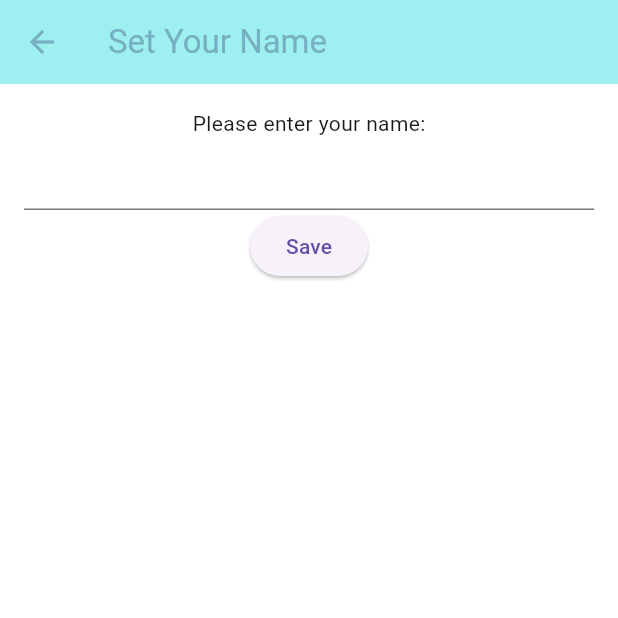
After one commit to Kyoronginus/schedulingapp, a Flutter app: the SetUserNameScreen screen opened by its route, after a tap on "Save", on a phone screen of 412 x 824 dp, the top half of it. The commit adds this screen. Run offline on Flutter 3.47's test engine with Material 3 defaults, Android fonts, the phone set to English and light mode, and no system bars; missing offline and left inert: amplify_api, amplify_auth_cognito, amplify_core, amplify_flutter.

Commit message:
Feat: DynamoDB configuration, login welcome message

```diff
--- /dev/null
+++ b/lib/dynamo/set_user_name_screen.dart
@@ -0,0 +1,140 @@
+import 'package:amplify_flutter/amplify_flutter.dart';
+import 'package:amplify_auth_cognito/amplify_auth_cognito.dart';
+import '../amplifyconfiguration.dart';
+import 'package:flutter/material.dart';
+import '../routes/app_routes.dart';
+import 'dart:convert';
+
+class SetUserNameScreen extends StatefulWidget {
+  const SetUserNameScreen({super.key});
+
+  @override
+  State<SetUserNameScreen> createState() => _SetUserNameScreenState();
+}
+
+class _SetUserNameScreenState extends State<SetUserNameScreen> {
+  final _nameController = TextEditingController();
+  bool _isSaving = false;
+
+  Future<void> _saveName() async {
+    final name = _nameController.text.trim();
+    if (name.isEmpty) return;
+
+    setState(() => _isSaving = true);
+
+    try {
+      final user = await Amplify.Auth.getCurrentUser();
+      final userId = user.userId;
+
+      // Query to check if the user exists
+      final getUserQuery = GraphQLRequest<String>(
+        document: '''
+          query GetUser(\$id: ID!) {
+            getUser(id: \$id) {
+              id
+            }
+          }
+        ''',
+        variables: {'id': userId},
+      );
+
+      final getUserResponse =
+          await Amplify.API.query(request: getUserQuery).response;
+
+      if (getUserResponse.hasErrors) {
+        print("❌ Query error: ${getUserResponse.errors}");
+        throw Exception("Error fetching user.");
+      }
+      final dataJson = jsonDecode(getUserResponse.data!);
+      final userData = dataJson['getUser'];
+      if (userData == null) {
+        // Create user if not exists
+        final createUserMutation = GraphQLRequest<String>(
+          document: '''
+            mutation CreateUser(\$input: CreateUserInput!) {
+              createUser(input: \$input) {
+                id
+                name
+                email
+              }
+            }
+          ''',
+          variables: {
+            'input': {
+              'id': userId,
+              'name': name,
+              'email': user.username, // Assuming Cognito provides the email
+            }
+          },
+        );
+
+        final createResponse =
+            await Amplify.API.mutate(request: createUserMutation).response;
+
+        if (createResponse.hasErrors) {
+          print("❌ Create error: ${createResponse.errors}");
+          throw Exception("Failed to create user");
+        }
+
+        print("✅ Created user: ${createResponse.data}");
+      } else {
+        // Update user if exists
+        final updateMutation = GraphQLRequest<String>(
+          document: '''
+            mutation UpdateUser(\$input: UpdateUserInput!) {
+              updateUser(input: \$input) {
+                id
+                name
+              }
+            }
+          ''',
+          variables: {
+            'input': {
+              'id': userId,
+              'name': name,
+            }
+          },
+        );
+
+        final updateResponse =
+            await Amplify.API.mutate(request: updateMutation).response;
+
+        if (updateResponse.hasErrors) {
+          print("❌ Update error: ${updateResponse.errors}");
+          throw Exception("Failed to update user");
+        }
+
+        print("✅ Updated user: ${updateResponse.data}");
+      }
+
+      Navigator.pushReplacementNamed(context, AppRoutes.home);
+    } catch (e) {
+      print("❌ Error saving name: $e");
+      ScaffoldMessenger.of(context).showSnackBar(
+        SnackBar(content: Text("Failed to save name: ${e.toString()}")),
+      );
+    } finally {
+      setState(() => _isSaving = false);
+    }
+  }
+
+  @override
+  Widget build(BuildContext context) {
+    return Scaffold(
+      appBar: AppBar(title: Text("Set Your Name")),
+      body: Padding(
+        padding: const EdgeInsets.all(16.0),
+        child: Column(
+          children: [
+            Text("Please enter your name:"),
+            TextField(controller: _nameController),
+            ElevatedButton(
+              onPressed: _isSaving ? null : _saveName,
+              child: _isSaving ? CircularProgressIndicator() : Text("Save"),
+            ),
+          ],
+        ),
+      ),
+    );
+  }
+}
--- a/lib/main.dart
+++ b/lib/main.dart
@@ -3,6 +3,7 @@ import 'routes/app_routes.dart';
 import 'package:amplify_auth_cognito/amplify_auth_cognito.dart';
 import 'package:amplify_flutter/amplify_flutter.dart';
 import 'amplifyconfiguration.dart';
+import 'package:amplify_api/amplify_api.dart'; // Ensure this import is correct
 
 void main() async {
   WidgetsFlutterBinding.ensureInitialized();
@@ -10,6 +11,9 @@ void main() async {
   try {
     final authPlugin = AmplifyAuthCognito();
     await Amplify.addPlugin(authPlugin);
+
+    final apiPlugin = AmplifyAPI();
+    await Amplify.addPlugin(apiPlugin);
 
     await Amplify.configure(amplifyconfig);
 
--- a/lib/routes/app_routes.dart
+++ b/lib/routes/app_routes.dart
@@ -5,6 +5,7 @@ import '../auth/login/login_screen.dart';
 import '../setting/setting_screen.dart';
 import '../schedule/schedule_screen.dart';
 import '../auth/register/register_screen.dart';
+import '../dynamo/set_user_name_screen.dart';
 
 class AppRoutes {
   static const String home = '/home';
@@ -13,6 +14,7 @@ class AppRoutes {
   static const String setting = '/setting';
   static const String splash = '/';
   static const String schedule = '/schedule';
+  static const String setUserName = '/setUserName';
 
   static Map<String, WidgetBuilder> get routes => {
         AppRoutes.home: (context) => const HomeScreen(),
@@ -21,5 +23,6 @@ class AppRoutes {
         AppRoutes.setting: (context) => const SettingScreen(),
         AppRoutes.splash: (context) => SplashScreen(),
         AppRoutes.schedule: (context) => const ScheduleScreen(),
+        AppRoutes.setUserName: (context) => const SetUserNameScreen(),
       };
 }
--- a/pubspec.yaml
+++ b/pubspec.yaml
@@ -28,6 +28,7 @@ environment:
 # the latest version available on pub.dev. To see which dependencies have newer
 # versions available, run `flutter pub outdated`.
 dependencies:
+  amplify_api: ^1.0.0
   flutter:
     sdk: flutter
 
```
Also changed, not shown: lib/auth/logout.dart (added, +13 -0 lines), lib/auth/register/register_screen.dart (+10 -12 lines), lib/auth/verification/confirm_signup_screen.dart (added, +72 -0 lines), lib/home/home_screen.dart (+61 -11 lines), lib/models/ModelProvider.dart (+6 -6 lines), lib/models/User.dart (added, +252 -0 lines), lib/setting/setting_screen.dart (+32 -5 lines), pubspec.lock, 4 other files.
